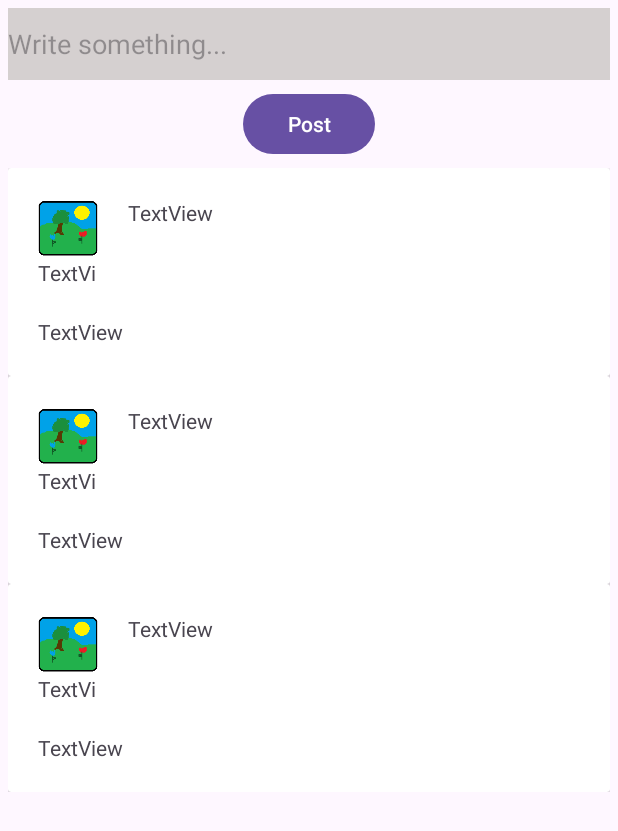
After one commit to hgoncal2/Runin-Park, an Android app: the layout fragment_post.xml on its own in the app's theme, with its tools: preview values and no code run, on a phone screen of 412 x 824 dp. The commit adds this screen. Shown: the top 831 px of the screen. Run offline under Robolectric (Android 15) with nearby library versions, the phone set to English and light mode, and no system bars.

Commit message:
adicionado ver posts de um grupo,e corrigido essa funcionalidade na API

```diff
--- a/MyApplication/app/src/main/java/com/example/myapplication/retrofit/RetrofitInit.kt
+++ b/MyApplication/app/src/main/java/com/example/myapplication/retrofit/RetrofitInit.kt
@@ -2,6 +2,7 @@ package com.example.myapplication.retrofit
 
 import com.example.myapplication.retrofit.service.GroupService
 import com.example.myapplication.retrofit.service.PhotoService
+import com.example.myapplication.retrofit.service.PostService
 import com.example.myapplication.retrofit.service.UserService
 import com.google.gson.Gson
 import com.google.gson.GsonBuilder
@@ -19,4 +20,6 @@ class RetrofitInit {
     fun userService() = retrofit.create(UserService::class.java)
     fun groupService() = retrofit.create(GroupService::class.java)
     fun photoService() = retrofit.create(PhotoService::class.java)
+    fun postService() = retrofit.create(PostService::class.java)
+
 }
--- /dev/null
+++ b/MyApplication/app/src/main/res/layout/fragment_post.xml
@@ -0,0 +1,49 @@
+<?xml version="1.0" encoding="utf-8"?>
+<FrameLayout xmlns:android="http://schemas.android.com/apk/res/android"
+    xmlns:tools="http://schemas.android.com/tools"
+    android:layout_width="match_parent"
+    android:layout_height="match_parent"
+    tools:context=".ui.PostFragment">
+
+    <LinearLayout
+        android:layout_width="match_parent"
+        android:layout_height="match_parent"
+        android:orientation="vertical">
+
+        <LinearLayout
+            android:id="@+id/group_post"
+            android:layout_width="match_parent"
+            android:layout_height="wrap_content"
+            android:orientation="vertical">
+
+            <EditText
+                android:id="@+id/post_text_frag"
+                android:layout_width="match_parent"
+                android:layout_height="wrap_content"
+                android:layout_margin="5dp"
+                android:background="#D5D0D0"
+                android:ems="10"
+                android:hint="Write something..."
+                android:inputType="textMultiLine"
+                android:minHeight="48dp" />
+
+            <Button
+                android:id="@+id/button"
+                android:layout_width="wrap_content"
+                android:layout_height="wrap_content"
+                android:layout_gravity="center_horizontal"
+                android:layout_margin="0dp"
+                android:text="Post" />
+        </LinearLayout>
+
+        <androidx.recyclerview.widget.RecyclerView
+            android:id="@+id/posts_view_list"
+            android:layout_width="match_parent"
+            android:layout_height="wrap_content"
+            android:layout_gravity="center"
+            android:layout_margin="5dp"
+            android:visibility="visible"
+            tools:listitem="@layout/post_item" />
+    </LinearLayout>
+
+</FrameLayout>
--- /dev/null
+++ b/MyApplication/app/src/main/res/layout/post_item.xml
@@ -0,0 +1,67 @@
+<?xml version="1.0" encoding="utf-8"?>
+<androidx.cardview.widget.CardView xmlns:android="http://schemas.android.com/apk/res/android"
+    xmlns:tools="http://schemas.android.com/tools"
+    android:layout_width="fill_parent"
+    android:layout_height="wrap_content">
+
+    <LinearLayout
+        android:layout_width="match_parent"
+        android:layout_height="wrap_content"
+        android:orientation="vertical">
+
+        <LinearLayout
+            android:layout_width="wrap_content"
+            android:layout_height="wrap_content"
+            android:orientation="horizontal">
+
+            <LinearLayout
+                android:layout_width="wrap_content"
+                android:layout_height="wrap_content"
+                android:layout_marginStart="20dp"
+                android:layout_marginTop="20dp"
+                android:orientation="vertical">
+
+                <ImageView
+                    android:id="@+id/post_item_img"
+                    android:layout_width="40dp"
+                    android:layout_height="40dp"
+                    android:layout_gravity="start"
+                    android:src="@drawable/default_groups" />
+
+                <TextView
+                    android:id="@+id/post_item_createdDate"
+                    android:layout_width="match_parent"
+                    android:layout_height="wrap_content"
+                    android:layout_gravity="start"
+                    android:layout_weight="1"
+                    android:text="TextView" />
+
+            </LinearLayout>
+
+            <TextView
+                android:id="@+id/post_item_user"
+                android:layout_width="wrap_content"
+                android:layout_height="wrap_content"
+                android:layout_margin="20dp"
+                android:layout_weight="1"
+                android:text="TextView" />
+
+        </LinearLayout>
+
+        <LinearLayout
+            android:id="@+id/post_text"
+            android:layout_width="match_parent"
+            android:layout_height="wrap_content"
+            android:layout_margin="20dp"
+            android:orientation="vertical">
+
+            <TextView
+                android:id="@+id/post_item_text"
+                android:layout_width="match_parent"
+                android:layout_height="wrap_content"
+                android:text="TextView" />
+        </LinearLayout>
+
+    </LinearLayout>
+
+</androidx.cardview.widget.CardView>
```
Also changed, not shown: MyApplication/app/src/main/java/com/example/myapplication/model/Post.kt (added, +22 -0 lines), MyApplication/app/src/main/java/com/example/myapplication/retrofit/service/PostService.kt (added, +30 -0 lines), MyApplication/app/src/main/java/com/example/myapplication/ui/DashBoardFragment.kt (+4 -3 lines), MyApplication/app/src/main/java/com/example/myapplication/ui/GroupPageFragment.kt (+36 -0 lines), MyApplication/app/src/main/java/com/example/myapplication/ui/PostFragment.kt (added, +67 -0 lines), MyApplication/app/src/main/java/com/example/myapplication/ui/adapter/PostListAdapter.kt (added, +78 -0 lines), MyApplication/app/src/main/java/com/example/myapplication/viewModel/UserViewModel.kt (+23 -3 lines), MyApplication/app/src/main/res/layout/fragment_group_page.xml (+12 -9 lines), 1 other file.
